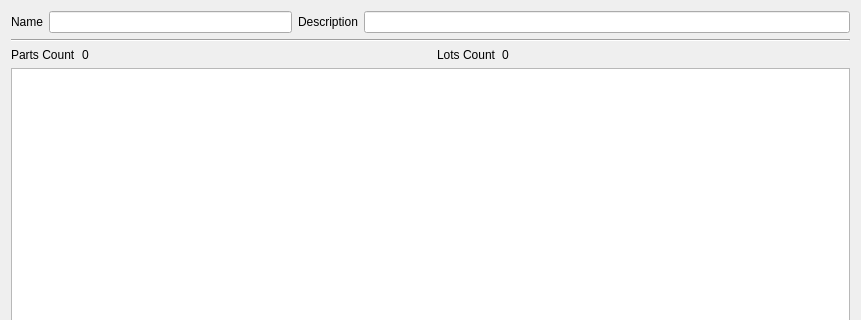
First picture: the form in ui/containerDetailDialog.ui, repository Syadon/BrickCollectionManager, before the edit; both pictures show x 0 to 861 and y 0 to 320 of the 861 by 504 pixel window.
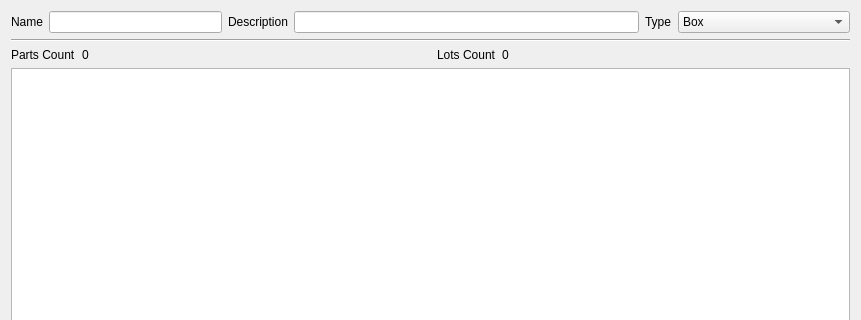
Second picture: the form after the edit.

Commit message: Added the type to the containers, box or bag

Patch:
```diff
--- a/ui/containerDetailDialog.ui
+++ b/ui/containerDetailDialog.ui
@@ -15,7 +15,7 @@
   </property>
   <layout class="QVBoxLayout" name="verticalLayout">
    <item>
-    <layout class="QGridLayout" name="gridLayout" columnstretch="0,1,0,2">
+    <layout class="QGridLayout" name="gridLayout" columnstretch="0,1,0,2,0,1">
      <item row="0" column="1">
       <widget class="QLineEdit" name="name_edit"/>
      </item>
@@ -36,6 +36,27 @@
      <item row="0" column="3">
       <widget class="QLineEdit" name="description_edit"/>
      </item>
+     <item row="0" column="4">
+      <widget class="QLabel" name="typeLabel">
+       <property name="text">
+        <string>Type</string>
+       </property>
+      </widget>
+     </item>
+     <item row="0" column="5">
+      <widget class="QComboBox" name="type_combobox">
+       <item>
+        <property name="text">
+         <string>Box</string>
+        </property>
+       </item>
+       <item>
+        <property name="text">
+         <string>Bag</string>
+        </property>
+       </item>
+      </widget>
+     </item>
     </layout>
    </item>
    <item>
```
The commit also changes 9 other files.
